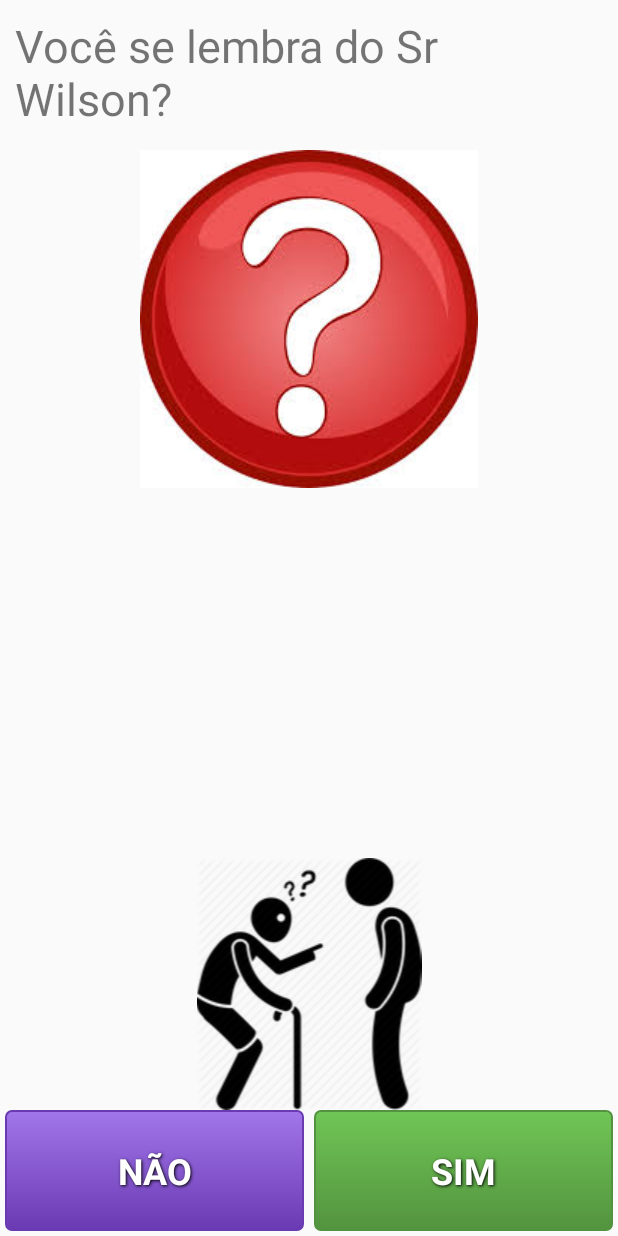
After one commit to thiagonazareth/computacaoUbiquaProjetoFinal, an Android app: the ExibeVisita screen opened directly, with no data from a screen before it, on a phone screen of 412 x 824 dp. The commit adds this screen. Run offline under Robolectric (Android 15) with nearby library versions, the phone set to English and light mode, and no system bars.

Commit message:
Tela de exibição da foto do visitante. Icone notificando quando um dispositivo bluetooth é encontrado

```diff
--- a/app/src/main/AndroidManifest.xml
+++ b/app/src/main/AndroidManifest.xml
@@ -23,6 +23,11 @@
             android:theme="@style/AppTheme.NoActionBar">
         </activity>
 
+        <activity
+            android:name=".activities.ExibeVisita"
+            android:label="Exibe Visita">
+        </activity>
+
 
         <activity
             android:name=".activities.TelaAbertura"
--- /dev/null
+++ b/app/src/main/java/ic/uff/br/computacaoubiqua/activities/ExibeVisita.java
@@ -0,0 +1,159 @@
+package ic.uff.br.computacaoubiqua.activities;
+
+import android.app.AlertDialog;
+import android.content.DialogInterface;
+import android.content.Intent;
+import android.os.Bundle;
+import android.os.Handler;
+import android.speech.tts.TextToSpeech;
+import android.support.v7.app.AppCompatActivity;
+
+import ic.uff.br.computacaoubiqua.R;
+
+import android.app.Activity;
+import android.os.Bundle;
+import android.widget.Button;
+import android.widget.ImageView;
+import android.view.View;
+import android.view.View.OnClickListener;
+import android.widget.TextView;
+import android.widget.Toast;
+
+import java.util.Locale;
+
+public class ExibeVisita extends Activity {
+
+    TextView buttonNao;
+    TextView buttonSim;
+    ImageView image;
+    TextToSpeech t1;
+    private AlertDialog alerta;
+
+    @Override
+    public void onCreate(Bundle savedInstanceState) {
+        super.onCreate(savedInstanceState);
+        setContentView(R.layout.exibe_visita);
+
+        addListenerOnButtons();
+
+    }
+
+    public void addListenerOnButtons() {
+
+        buttonNao = (TextView) findViewById(R.id.txtBtnNao);
+        buttonSim = (TextView) findViewById(R.id.txtBtnSim);
+
+        image = (ImageView) findViewById(R.id.imageView1);
+
+
+        buttonNao.setOnClickListener(new OnClickListener() {
+
+            @Override
+            public void onClick(View arg0) {
+                speakVisitorDescription();
+                askForRememberVisitorAfterVisitorDescription();
+            }
+
+        });
+
+        buttonSim.setOnClickListener(new OnClickListener() {
+
+            @Override
+            public void onClick(View arg0) {
+                speakPermissionToOpenDoor();
+                askForOpenDoor();
+            }
+
+        });
+
+    }
+
+    private void speakVisitorDescription(){
+
+        t1=new TextToSpeech(getApplicationContext(), new TextToSpeech.OnInitListener() {
+            @Override
+            public void onInit(int status) {
+                if(status != TextToSpeech.ERROR) {
+                    t1.setLanguage(new Locale("pt", "BR"));
+                    //                    t1.setPitch(0.2f);
+                    //                    t1.setSpeechRate(0.8f);
+                    t1.speak("Aqui será feito a descrição do visitante e exibiremos uma mensagem pra perguntar se ele lembrou! Também será contabilizado a informação que ele lembrou aqui.",
+                            TextToSpeech.QUEUE_FLUSH, null);
+                    t1.setSpeechRate(1f);
+
+                }
+            }});
+    }
+
+    private void speakPermissionToOpenDoor(){
+        t1=new TextToSpeech(getApplicationContext(), new TextToSpeech.OnInitListener() {
+            @Override
+            public void onInit(int status) {
+                if(status != TextToSpeech.ERROR) {
+                    t1.setLanguage(new Locale("pt", "BR"));
+                    //                    t1.setPitch(0.2f);
+                    //                    t1.setSpeechRate(0.8f);
+
+                    t1.speak("Você deseja abrir a porta para sua visita?",
+                            TextToSpeech.QUEUE_FLUSH, null);
+                    t1.setSpeechRate(1f);
+
+                }
+            }});
+    }
+
+    private void askForOpenDoor(){
+        //Cria o gerador do AlertDialog
+        AlertDialog.Builder builder = new AlertDialog.Builder(this);
+        //define o titulo
+        builder.setTitle("Abrir a porta?");
+        //define a mensagem
+        builder.setMessage("Selecione a opção SIM para abrir a porta.");
+        //define um botão como positivo
+        builder.setPositiveButton("Sim", new DialogInterface.OnClickListener() {
+            public void onClick(DialogInterface arg0, int arg1) {
+                Toast.makeText(ExibeVisita.this, "positivo=" + arg1, Toast.LENGTH_SHORT).show();
+            }
+        });
+        //define um botão como negativo.
+        builder.setNegativeButton("Não", new DialogInterface.OnClickListener() {
+            public void onClick(DialogInterface arg0, int arg1) {
+                Toast.makeText(ExibeVisita.this, "negativo=" + arg1, Toast.LENGTH_SHORT).show();
+            }
+        });
+        //cria o AlertDialog
+        alerta = builder.create();
+        //Exibe
+        alerta.show();
+    }
+
+    private void askForRememberVisitorAfterVisitorDescription(){
+
+        //Cria o gerador do AlertDialog
+        AlertDialog.Builder builder = new AlertDialog.Builder(this);
+        //define o titulo
+        builder.setTitle("Lembrou?");
+        //define a mensagem
+        builder.setMessage("Você se lembrou dele após essa descrição?");
+        //define um botão como positivo
+        builder.setPositiveButton("Sim", new DialogInterface.OnClickListener() {
+            public void onClick(DialogInterface arg0, int arg1) {
+                Toast.makeText(ExibeVisita.this, "positivo=" + arg1, Toast.LENGTH_SHORT).show();
+            }
+        });
+        //define um botão como negativo.
+        builder.setNegativeButton("Não", new DialogInterface.OnClickListener() {
+            public void onClick(DialogInterface arg0, int arg1) {
+                Toast.makeText(ExibeVisita.this, "negativo=" + arg1, Toast.LENGTH_SHORT).show();
+            }
+        });
+        //cria o AlertDialog
+        alerta = builder.create();
+        //Exibe
+        alerta.show();
+
+    }
+
+
+
+}
--- a/app/src/main/java/ic/uff/br/computacaoubiqua/activities/MainActivity.java
+++ b/app/src/main/java/ic/uff/br/computacaoubiqua/activities/MainActivity.java
@@ -204,6 +204,5 @@ public class MainActivity extends AppCompatActivity {
     @Override
     protected void onDestroy() {
         super.onDestroy();
-        stopService(new Intent(this, BluetoothService.class));
     }
 }
--- /dev/null
+++ b/app/src/main/res/layout/exibe_visita.xml
@@ -0,0 +1,104 @@
+<?xml version="1.0" encoding="utf-8"?>
+<RelativeLayout xmlns:android="http://schemas.android.com/apk/res/android"
+    android:layout_width="fill_parent"
+    android:layout_height="fill_parent"
+    android:orientation="vertical">
+
+    <TextView
+        android:id="@+id/txtPergunta"
+        android:layout_margin="10dp"
+        android:layout_width="wrap_content"
+        android:layout_height="wrap_content"
+        android:text = "Você se lembra do Sr Wilson?"
+        android:layout_centerHorizontal="true"
+        android:textSize="30dp"/>
+
+    <LinearLayout
+        android:id="@+id/LinearLayout04"
+        android:layout_width="match_parent"
+        android:layout_height="wrap_content"
+        android:layout_alignParentTop="true"
+        android:layout_centerHorizontal="true"
+        android:layout_marginTop="100dp"
+        android:orientation="horizontal">
+
+        <ImageView
+            android:id="@+id/imageView2"
+            android:layout_width="fill_parent"
+            android:layout_centerHorizontal="true"
+            android:layout_height="fill_parent"
+            android:src="@drawable/foto_visitante" />
+    </LinearLayout>
+
+    <LinearLayout
+        android:id="@+id/LinearLayout03"
+        android:layout_width="match_parent"
+        android:layout_height="wrap_content"
+        android:layout_alignParentBottom="true"
+        android:layout_marginBottom="84dp"
+        android:orientation="horizontal">
+
+        <ImageView
+            android:id="@+id/imageView1"
+            android:layout_width="fill_parent"
+            android:layout_height="fill_parent"
+            android:layout_alignBottom="@id/LinearLayout02"
+            android:layout_gravity="center_vertical"
+            android:src="@drawable/ic_pergunta" />
+    </LinearLayout>
+
+    <LinearLayout
+        android:id="@+id/LinearLayout02"
+        android:layout_height="wrap_content"
+        android:layout_width="match_parent"
+        android:layout_alignParentBottom="true"
+        android:orientation="horizontal">
+
+        <TextView
+            android:id="@+id/txtBtnNao"
+            style="@style/ButtonText"
+            android:layout_width="match_parent"
+            android:layout_height="wrap_content"
+            android:layout_alignParentLeft="true"
+            android:layout_alignParentBottom="true"
+            android:background="@layout/purple_button"
+            android:inputType="textMultiLine"
+            android:minLines="2"
+            android:text="NÃO"
+            android:textAppearance="?android:attr/textAppearanceLarge"
+            android:textSize="24dp"
+            android:layout_weight="1"/>
+
+        <TextView
+            android:id="@+id/txtBtnSim"
+            style="@style/ButtonText"
+            android:layout_width="match_parent"
+            android:layout_height="wrap_content"
+            android:layout_alignParentRight="true"
+            android:layout_alignParentBottom="true"
+            android:layout_marginStart="1dp"
+            android:layout_marginLeft="235dp"
+            android:layout_marginTop="486dp"
+            android:layout_marginEnd="1dp"
+            android:layout_marginRight="1dp"
+            android:layout_marginBottom="1dp"
+            android:background="@layout/green_background"
+            android:inputType="textMultiLine"
+            android:minLines="2"
+            android:text="SIM"
+            android:textAppearance="?android:attr/textAppearanceLarge"
+            android:textSize="24dp"
+            android:layout_weight="1"/>
+
+
+    </LinearLayout>
+
+
+
+
+
+
+
+
+
+</RelativeLayout>
--- a/app/src/main/res/layout/tela_abertura.xml
+++ b/app/src/main/res/layout/tela_abertura.xml
@@ -11,7 +11,7 @@
         android:layout_centerHorizontal="true"
         android:layout_centerVertical="true"
         android:scaleType="fitCenter"
-        android:src="@drawable/logo"
+        android:src="@drawable/ic_launcher"
         android:id="@+id/imageView1" />
     <TextView
         android:layout_height="wrap_content"
--- a/app/src/main/res/values/styles.xml
+++ b/app/src/main/res/values/styles.xml
@@ -17,4 +17,18 @@
 
     <style name="AppTheme.PopupOverlay" parent="ThemeOverlay.AppCompat.Light" />
 
+    <style name="ButtonText">
+        <item name="android:layout_width">fill_parent</item>
+        <item name="android:layout_height">wrap_content</item>
+        <item name="android:textColor">#ffffff</item>
+        <item name="android:gravity">center</item>
+        <item name="android:layout_margin">3dp</item>
+        <item name="android:textSize">30dp</item>
+        <item name="android:textStyle">bold</item>
+        <item name="android:shadowColor">#000000</item>
+        <item name="android:shadowDx">1</item>
+        <item name="android:shadowDy">1</item>
+        <item name="android:shadowRadius">2</item>
+    </style>
+
 </resources>
```
Also changed, not shown: app/src/main/java/ic/uff/br/computacaoubiqua/activities/TelaAbertura.java (+0 -11 lines), app/src/main/java/ic/uff/br/computacaoubiqua/services/BluetoothService.java (+87 -4 lines), app/src/main/res/layout/blue_button.xml (added, +39 -0 lines), app/src/main/res/layout/green_background.xml (added, +23 -0 lines), app/src/main/res/layout/orange_background.xml (added, +23 -0 lines), app/src/main/res/layout/purple_button.xml (added, +39 -0 lines), app/src/main/res/drawable/foto_visitante.png (added), app/src/main/res/drawable/ic_launcher.png (added), app/src/main/res/drawable/ic_pergunta.png (added).
